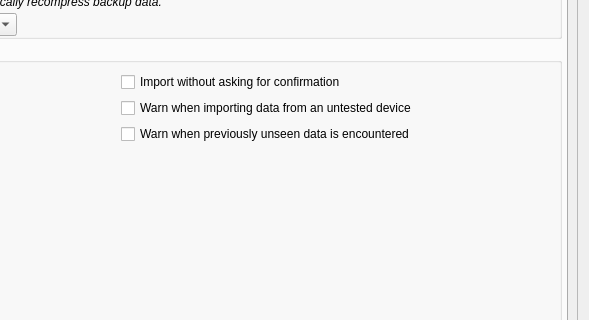
First picture: the form in oscar/preferencesdialog.ui, repository tomasohara/OSCAR-SQL, before the edit; both pictures show x 353 to 942 and y 357 to 677 of the 942 by 994 pixel window.
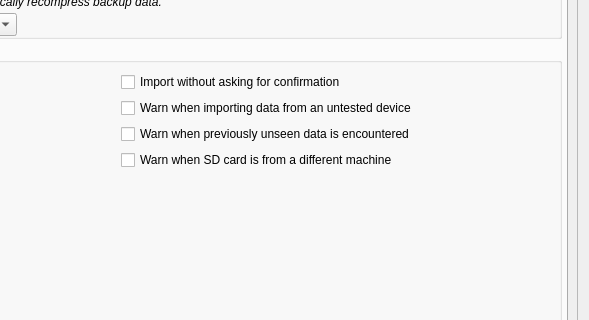
Second picture: the form after the edit. The open tabs and pages were chosen to show the change. Icons and pictures are not drawn.

Commit message:
Warn when SD card is from a different machine than last import (closes #107)
When importing from a physical SD card (FAT/VFAT removable drive), compare the
card's serial number against the serial stored from the previous SD card import.
If they differ, show a warning dialog naming both machines before proceeding.

A new CPAP preference "Warn when SD card is from a different machine" (default on)
lets users with two machines on one profile suppress the check. The last-imported
serial is stored in CPAP preferences and updated after every successful SD import.

```diff
--- a/oscar/preferencesdialog.ui
+++ b/oscar/preferencesdialog.ui
@@ -667,6 +667,16 @@
                    </property>
                   </widget>
                  </item>
+                 <item row="3" column="1">
+                  <widget class="QCheckBox" name="warnOnDifferentSDCard">
+                   <property name="toolTip">
+                    <string>&lt;html&gt;&lt;head/&gt;&lt;body&gt;&lt;p&gt;When importing from a physical SD card, warn if the card belongs to a different machine than the one previously imported into this profile. Disable this if you use two CPAP machines with the same profile.&lt;/p&gt;&lt;/body&gt;&lt;/html&gt;</string>
+                   </property>
+                   <property name="text">
+                    <string>Warn when SD card is from a different machine</string>
+                   </property>
+                  </widget>
+                 </item>
                 </layout>
                </widget>
               </item>
```
The commit also changes 5 other files.
